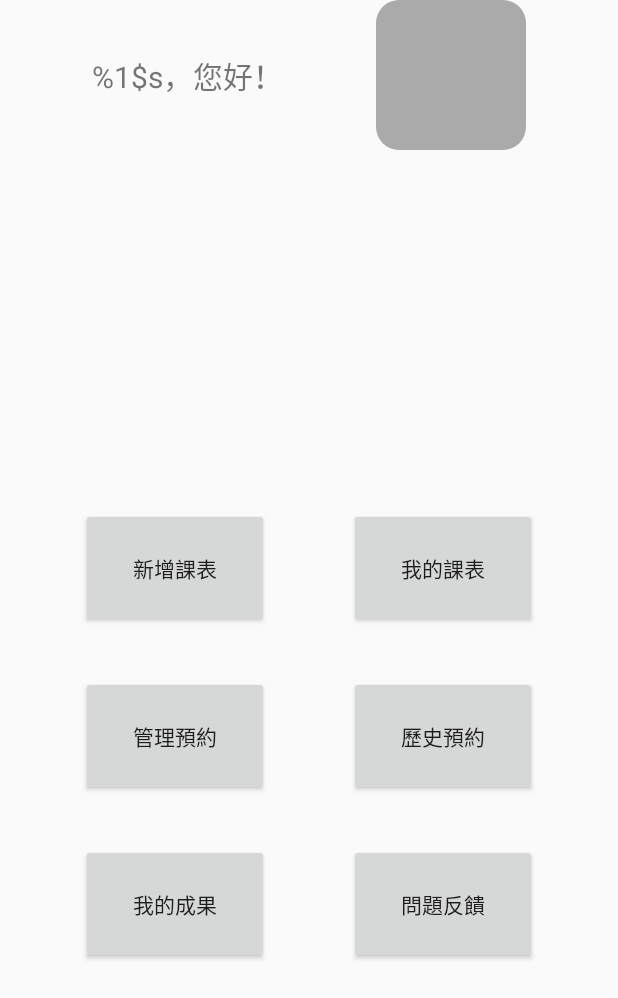
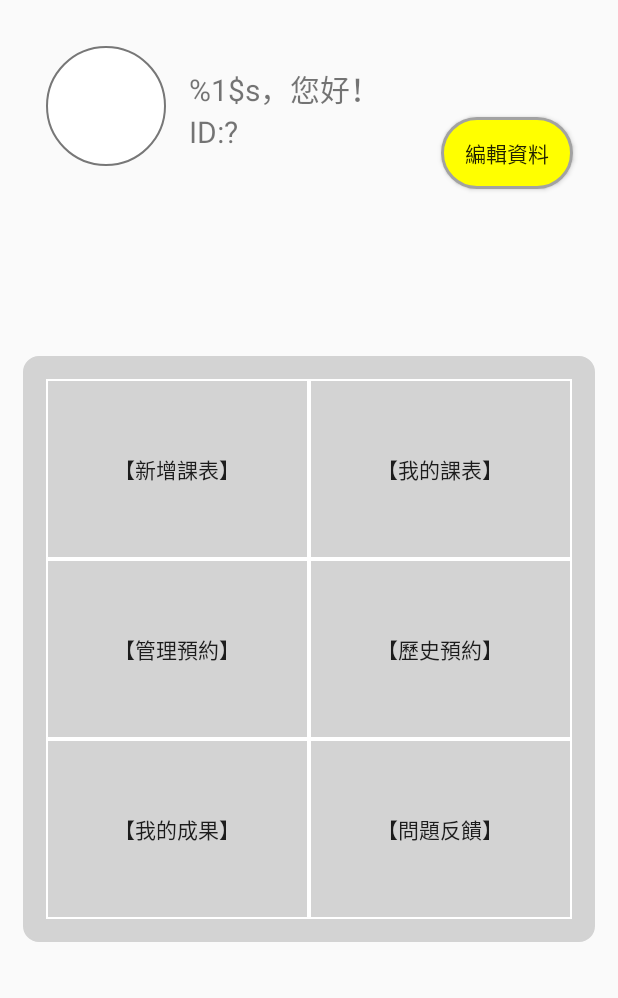
Before and after one commit to NptuMisStone/gym_app, an Android app: the layout coach_main_home.xml on its own in the app's theme, with its tools: preview values and no code run, on a phone screen of 412 x 824 dp. Shown: the top 998 px of the screen. Run offline under Robolectric (Android 15) with nearby library versions, the phone set to English and light mode, and no system bars; Roboto replaces fonts that are not available here.

Commit message:
v0.41：教練首頁版面重編(侑宸)

```diff
--- a/app/build.gradle.kts
+++ b/app/build.gradle.kts
@@ -39,7 +39,6 @@ dependencies {
     implementation(libs.okhttp)
     implementation(libs.shimmer)                        //等待效果
     implementation(libs.activity)
-    implementation(libs.fragment)                       //分頁效果
     implementation(libs.material)
     implementation(libs.appcompat)
     implementation(libs.calendarview)                   //自定義日歷元件：https://blog.csdn.net/coffee_shop/article/details/130709029
@@ -51,6 +50,7 @@ dependencies {
     implementation(files("libs/jtds-1.3.3.jar")) //使用JDBC連接SQL Server
     implementation(files("libs/activation.jar")) //使用Java Mail API 發送郵件：https://www.youtube.com/watch?v=RahBCY5BfS0&ab_channel=MusfickJamil
     implementation(files("libs/additional.jar")) //javamail-android：https://code.google.com/archive/p/javamail-android/downloads
+    implementation(libs.fragment)                       //分頁效果
     implementation(libs.navigation.compose) // Jetpack Compose integration
     implementation(libs.navigation.fragment) // Views/Fragments integration
     implementation(libs.navigation.ui)
--- a/app/src/main/java/com/NPTUMisStone/gym_app/Coach/Main/CoachHome.java
+++ b/app/src/main/java/com/NPTUMisStone/gym_app/Coach/Main/CoachHome.java
@@ -65,6 +65,7 @@ public class CoachHome extends AppCompatActivity {
     }
     private void init_coachInfo() {
         ((TextView)findViewById(R.id.CoachHome_nameText)).setText(getString(R.string.Coach_welcome, Coach.getInstance().getCoachName()));
+        ((TextView)findViewById(R.id.CoachHome_idText)).setText(getString(R.string.Coach_id, Coach.getInstance().getCoachId()));
         ImageView coach_image = findViewById(R.id.CoachHome_photoImage);
         coach_image.setOnClickListener(v -> startActivity(new Intent(this, CoachInfo.class)));
         registerReceiver(broadcastReceiver, new IntentFilter("com.NPTUMisStone.gym_app.LOGOUT"),Build.VERSION.SDK_INT >= Build.VERSION_CODES.TIRAMISU ? Context.RECEIVER_NOT_EXPORTED : 0);
--- a/app/src/main/java/com/NPTUMisStone/gym_app/User_And_Coach/BannerViewAdapter.java
+++ b/app/src/main/java/com/NPTUMisStone/gym_app/User_And_Coach/BannerViewAdapter.java
@@ -29,6 +29,7 @@ public class BannerViewAdapter extends RecyclerView.Adapter<BannerViewAdapter.Vi
     public ViewHolder onCreateViewHolder(@NonNull ViewGroup parent, int viewType) {
         ImageView imageView = new ImageView(parent.getContext());
         imageView.setLayoutParams(new ViewGroup.LayoutParams(ViewGroup.LayoutParams.MATCH_PARENT, ViewGroup.LayoutParams.MATCH_PARENT));
+        imageView.setScaleType(ImageView.ScaleType.CENTER_CROP); // Ensure the image fills the entire space
         imageView.setId(View.generateViewId());
         return new ViewHolder(imageView);
     }
--- /dev/null
+++ b/app/src/main/res/drawable/home_shape_button.xml
@@ -0,0 +1,5 @@
+<?xml version="1.0" encoding="utf-8"?>
+<shape xmlns:android="http://schemas.android.com/apk/res/android">
+    <solid android:color="@color/white"/>
+    <corners android:radius="30dp"/>
+</shape>
--- /dev/null
+++ b/app/src/main/res/drawable/home_shape_coach.xml
@@ -0,0 +1,5 @@
+<?xml version="1.0" encoding="utf-8"?>
+<shape xmlns:android="http://schemas.android.com/apk/res/android">
+    <solid android:color="@color/white"/>
+    <corners android:radius="50dp"/>
+</shape>
--- /dev/null
+++ b/app/src/main/res/drawable/home_stroke_layout.xml
@@ -0,0 +1,7 @@
+<?xml version="1.0" encoding="utf-8"?>
+<shape xmlns:android="http://schemas.android.com/apk/res/android"
+    android:shape="rectangle">
+    <stroke
+        android:width="1dp"
+        android:color="@android:color/white" />
+</shape>
--- /dev/null
+++ b/app/src/main/res/drawable/home_stroke_left_button.xml
@@ -0,0 +1,11 @@
+<?xml version="1.0" encoding="utf-8"?>
+<layer-list xmlns:android="http://schemas.android.com/apk/res/android">
+    <item>
+        <shape>
+            <solid android:color="@color/transparent"/>
+            <stroke
+                android:width="1dp"
+                android:color="@color/white"/>
+        </shape>
+    </item>
+</layer-list>
--- /dev/null
+++ b/app/src/main/res/drawable/home_stroke_right_button.xml
@@ -0,0 +1,11 @@
+<?xml version="1.0" encoding="utf-8"?>
+<layer-list xmlns:android="http://schemas.android.com/apk/res/android">
+    <item>
+        <shape>
+            <solid android:color="@color/transparent"/>
+            <stroke
+                android:width="1dp"
+                android:color="@color/white"/>
+        </shape>
+    </item>
+</layer-list>
--- a/app/src/main/res/layout/coach_main_home.xml
+++ b/app/src/main/res/layout/coach_main_home.xml
@@ -8,159 +8,201 @@
     tools:context=".Coach.Main.CoachHome">
 
 
+    <LinearLayout
+        android:id="@+id/linearLayout2"
+        android:layout_width="wrap_content"
+        android:layout_height="wrap_content"
+        android:layout_marginStart="15dp"
+        android:layout_marginTop="15dp"
+        android:backgroundTint="@color/white"
+        android:orientation="horizontal"
+        app:layout_constraintStart_toStartOf="parent"
+        app:layout_constraintTop_toTopOf="parent">
+
+        <de.hdodenhof.circleimageview.CircleImageView
+            android:id="@+id/CoachHome_photoImage"
+            android:layout_width="80dp"
+            android:layout_height="80dp"
+            android:layout_marginStart="15dp"
+            android:layout_marginTop="15dp"
+            android:layout_marginEnd="15dp"
+            android:layout_marginBottom="15dp"
+            android:contentDescription="ShowCoachImage"
+            android:src="@drawable/home_shape_coach"
+            app:civ_border_color="@color/dark_gray"
+            app:civ_border_width="1dp" />
+
+        <LinearLayout
+            android:layout_width="wrap_content"
+            android:layout_height="match_parent"
+            android:layout_weight="1"
+            android:orientation="vertical">
+
             <TextView
                 android:id="@+id/CoachHome_nameText"
                 android:layout_width="wrap_content"
                 android:layout_height="wrap_content"
-        android:layout_gravity="center_horizontal"
+                android:layout_weight="1.2"
+                android:gravity="bottom"
                 android:text="@string/Coach_welcome"
-        android:textSize="20sp"
-        app:layout_constraintBottom_toBottomOf="@+id/CoachHome_photoImage"
-        app:layout_constraintEnd_toStartOf="@+id/CoachHome_photoImage"
-        app:layout_constraintHorizontal_bias="0.5"
-        app:layout_constraintStart_toStartOf="parent"
-        app:layout_constraintTop_toTopOf="@+id/CoachHome_photoImage" />
+                android:textSize="20sp" />
 
-    <ImageView
-        android:id="@+id/CoachHome_photoImage"
-        android:layout_width="100dp"
+            <TextView
+                android:id="@+id/CoachHome_idText"
+                android:layout_width="match_parent"
+                android:layout_height="wrap_content"
+                android:layout_weight="1"
+                android:gravity="top"
+                android:text="ID:?"
+                android:textSize="20sp" />
+        </LinearLayout>
+
+    </LinearLayout>
+
+    <androidx.viewpager2.widget.ViewPager2
+        android:id="@+id/CoachHome_viewPager"
+        android:layout_width="0dp"
         android:layout_height="100dp"
-        android:background="@drawable/main_login_shape_edittext"
-        android:backgroundTint="@android:color/darker_gray"
-        android:contentDescription="ShowCoachImage"
+        app:layout_constraintBottom_toBottomOf="parent"
         app:layout_constraintEnd_toEndOf="parent"
-        app:layout_constraintHorizontal_bias="0.5"
-        app:layout_constraintStart_toEndOf="@+id/CoachHome_nameText"
-        app:layout_constraintTop_toTopOf="parent" />
+        app:layout_constraintStart_toStartOf="parent">
+    </androidx.viewpager2.widget.ViewPager2>
 
     <androidx.swiperefreshlayout.widget.SwipeRefreshLayout
         android:id="@+id/CoachHome_swipeRefreshLayout"
         android:layout_width="match_parent"
-        android:layout_height="wrap_content"
+        android:layout_height="0dp"
+        app:layout_constraintBottom_toTopOf="@+id/CoachHome_viewPager"
         app:layout_constraintEnd_toEndOf="parent"
         app:layout_constraintStart_toStartOf="parent"
-        app:layout_constraintTop_toBottomOf="@+id/CoachHome_photoImage">
-
-        <ScrollView
-            android:layout_width="match_parent"
-            android:layout_height="match_parent">
+        app:layout_constraintTop_toBottomOf="@+id/linearLayout2">
 
         <androidx.constraintlayout.widget.ConstraintLayout
             android:id="@+id/CoachHome_constraintLayout"
             android:layout_width="match_parent"
-                android:layout_height="wrap_content"
+            android:layout_height="0dp"
             app:layout_constraintBottom_toBottomOf="parent"
             app:layout_constraintEnd_toEndOf="parent"
             app:layout_constraintStart_toStartOf="parent"
             app:layout_constraintTop_toTopOf="parent">
 
 
-                <androidx.viewpager2.widget.ViewPager2
-                    android:id="@+id/CoachHome_viewPager"
-                    android:layout_width="400dp"
-                    android:layout_height="200dp"
-                    app:layout_constraintBottom_toTopOf="@+id/CoachHome_guideline1"
+            <LinearLayout
+                android:layout_width="0dp"
+                android:layout_height="wrap_content"
+                android:layout_marginStart="15dp"
+                android:layout_marginTop="15dp"
+                android:layout_marginEnd="15dp"
+                android:background="@drawable/main_register_shape_edittext"
+                android:backgroundTint="@color/light_gray"
+                android:orientation="vertical"
+                app:layout_constraintBottom_toBottomOf="parent"
                 app:layout_constraintEnd_toEndOf="parent"
                 app:layout_constraintStart_toStartOf="parent"
-                    app:layout_constraintTop_toTopOf="parent" />
+                app:layout_constraintTop_toTopOf="parent">
 
-                <androidx.constraintlayout.widget.Guideline
-                    android:id="@+id/CoachHome_guideline1"
-                    android:layout_width="wrap_content"
+                <LinearLayout
+                    android:layout_width="match_parent"
                     android:layout_height="wrap_content"
-                    android:orientation="horizontal"
-                    app:layout_constraintGuide_percent="0.41" />
-
+                    android:layout_marginStart="15dp"
+                    android:layout_marginTop="15dp"
+                    android:layout_marginEnd="15dp"
+                    android:layout_weight="1"
+                    android:orientation="horizontal">
 
                     <Button
                         android:id="@+id/CoachHome_addButton"
                         android:layout_width="125dp"
-                    android:layout_height="80dp"
-                    android:layout_marginTop="16dp"
+                        android:layout_height="120dp"
+                        android:layout_weight="1"
+                        android:background="@drawable/home_stroke_left_button"
                         android:onClick="onClick"
-                    android:text="新增課表"
-                    app:layout_constraintEnd_toStartOf="@+id/CoachHome_checkButton"
-                    app:layout_constraintHorizontal_bias="0.5"
-                    app:layout_constraintStart_toStartOf="parent"
-                    app:layout_constraintTop_toTopOf="@+id/CoachHome_guideline1" />
+                        android:text="【新增課表】" />
 
                     <Button
                         android:id="@+id/CoachHome_checkButton"
                         android:layout_width="125dp"
-                    android:layout_height="80dp"
+                        android:layout_height="120dp"
+                        android:layout_weight="1"
+                        android:background="@drawable/home_stroke_right_button"
                         android:onClick="onClick"
-                    android:text="我的課表"
-                    app:layout_constraintBottom_toBottomOf="@+id/CoachHome_addButton"
-                    app:layout_constraintEnd_toEndOf="parent"
-                    app:layout_constraintHorizontal_bias="0.5"
-                    app:layout_constraintStart_toEndOf="@+id/CoachHome_addButton"
-                    app:layout_constraintTop_toTopOf="@+id/CoachHome_addButton" />
+                        android:text="【我的課表】" />
+                </LinearLayout>
 
-                <androidx.constraintlayout.widget.Guideline
-                    android:id="@+id/CoachHome_guideline2"
-                    android:layout_width="wrap_content"
+                <LinearLayout
+                    android:layout_width="match_parent"
                     android:layout_height="wrap_content"
-                    android:orientation="horizontal"
-                    app:layout_constraintGuide_begin="20dp" />
+                    android:layout_marginStart="15dp"
+                    android:layout_marginEnd="15dp"
+                    android:layout_weight="1"
+                    android:orientation="horizontal">
 
                     <Button
                         android:id="@+id/CoachHome_decideButton"
                         android:layout_width="125dp"
-                    android:layout_height="80dp"
-                    android:layout_marginTop="32dp"
+                        android:layout_height="120dp"
+                        android:layout_weight="1"
+                        android:background="@drawable/home_stroke_left_button"
                         android:onClick="onClick"
-                    android:text="管理預約"
-                    app:layout_constraintEnd_toStartOf="@+id/CoachHome_historyButton"
-                    app:layout_constraintHorizontal_bias="0.5"
-                    app:layout_constraintStart_toStartOf="parent"
-                    app:layout_constraintTop_toBottomOf="@+id/CoachHome_addButton" />
+                        android:text="【管理預約】" />
 
                     <Button
                         android:id="@+id/CoachHome_historyButton"
                         android:layout_width="125dp"
-                    android:layout_height="80dp"
+                        android:layout_height="120dp"
+                        android:layout_weight="1"
+                        android:background="@drawable/home_stroke_right_button"
                         android:onClick="onClick"
-                    android:text="歷史預約"
-                    app:layout_constraintBottom_toBottomOf="@+id/CoachHome_decideButton"
-                    app:layout_constraintEnd_toEndOf="parent"
-                    app:layout_constraintHorizontal_bias="0.5"
-                    app:layout_constraintStart_toEndOf="@+id/CoachHome_decideButton"
-                    app:layout_constraintTop_toTopOf="@+id/CoachHome_decideButton"
-                    app:layout_constraintVertical_bias="1.0" />
+                        android:text="【歷史預約】" />
+                </LinearLayout>
 
-                <androidx.constraintlayout.widget.Guideline
-                    android:id="@+id/guideline11"
-                    android:layout_width="wrap_content"
+                <LinearLayout
+                    android:layout_width="match_parent"
                     android:layout_height="wrap_content"
-                    android:orientation="horizontal"
-                    app:layout_constraintGuide_begin="20dp" />
+                    android:layout_marginStart="15dp"
+                    android:layout_marginEnd="15dp"
+                    android:layout_marginBottom="15dp"
+                    android:layout_weight="1"
+                    android:orientation="horizontal">
 
                     <Button
                         android:id="@+id/CoachHome_workButton"
                         android:layout_width="125dp"
-                    android:layout_height="80dp"
-                    android:layout_marginTop="32dp"
+                        android:layout_height="120dp"
+                        android:layout_weight="1"
+                        android:background="@drawable/home_stroke_left_button"
                         android:onClick="onClick"
-                    android:text="我的成果"
-                    app:layout_constraintEnd_toStartOf="@+id/CoachHome_contactButton"
-                    app:layout_constraintHorizontal_bias="0.5"
-                    app:layout_constraintStart_toStartOf="parent"
-                    app:layout_constraintTop_toBottomOf="@+id/CoachHome_decideButton" />
+                        android:text="【我的成果】" />
 
                     <Button
                         android:id="@+id/CoachHome_contactButton"
                         android:layout_width="125dp"
-                    android:layout_height="80dp"
+                        android:layout_height="120dp"
+                        android:layout_weight="1"
+                        android:background="@drawable/home_stroke_right_button"
                         android:onClick="onClick"
-                    android:text="問題反饋"
-                    app:layout_constraintBottom_toBottomOf="@+id/CoachHome_workButton"
-                    app:layout_constraintEnd_toEndOf="parent"
-                    app:layout_constraintHorizontal_bias="0.5"
-                    app:layout_constraintStart_toEndOf="@+id/CoachHome_workButton"
-                    app:layout_constraintTop_toTopOf="@+id/CoachHome_workButton" />
+                        android:text="【問題反饋】" />
+                </LinearLayout>
+
+            </LinearLayout>
 
         </androidx.constraintlayout.widget.ConstraintLayout>
+
+        <ScrollView
+            android:layout_width="match_parent"
+            android:layout_height="0dp">
+
         </ScrollView>
     </androidx.swiperefreshlayout.widget.SwipeRefreshLayout>
 
+    <Button
+        android:id="@+id/button"
+        android:layout_width="wrap_content"
+        android:layout_height="wrap_content"
+        android:layout_marginEnd="30dp"
+        android:background="@drawable/main_register_selector_track_backgrounds"
+        android:text="編輯資料"
+        app:layout_constraintBottom_toTopOf="@+id/CoachHome_swipeRefreshLayout"
+        app:layout_constraintEnd_toEndOf="parent" />
+
 </androidx.constraintlayout.widget.ConstraintLayout>
--- a/app/src/main/res/values/strings.xml
+++ b/app/src/main/res/values/strings.xml
@@ -3,6 +3,7 @@
     <string name="main_welcome_content_description">welcome</string>
     <string name="User_welcome">%1$s %2$s！</string>
     <string name="Coach_welcome">%1$s，您好！</string>
+    <string name="Coach_id">ID:%1$d</string>
     <string name="Coach_CoachInfo">教練ID：%1$s</string>
     <string name="User_UserInfo">用戶ID：%1$s</string>
     <string name="ScheduledSet_timeHint">%1$d分鐘</string>
--- a/gradle/libs.versions.toml
+++ b/gradle/libs.versions.toml
@@ -1,6 +1,6 @@
 [versions]
 activity = "1.9.2"
-agp = "8.6.1"
+agp = "8.7.0"
 appcompat = "1.7.0"
 calendarview = "v1.0.6"
 circleimageview = "3.1.0"
@@ -8,7 +8,7 @@ constraintlayout = "2.1.4"
 espresso = "3.6.1"
 extjunit = "1.2.1"
 fragment = "1.8.3"
-gradle = "8.6.1"
+gradle = "8.7.0"
 junit = "4.13.2"
 material = "1.12.0"
 okhttp = "4.9.1"
```
Also changed, not shown: gradle/wrapper/gradle-wrapper.properties, 1 other file. Lines whose indentation alone changed are shown as unchanged.
